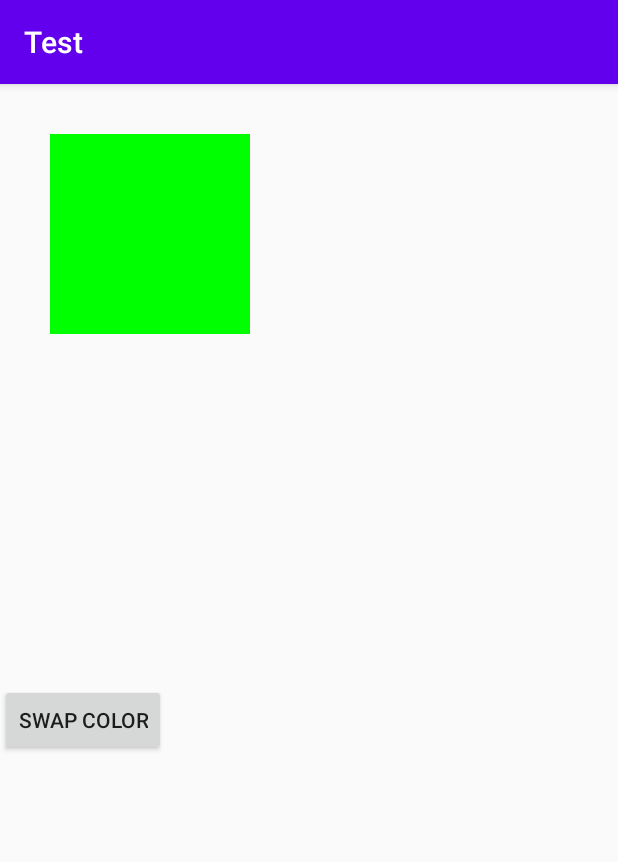
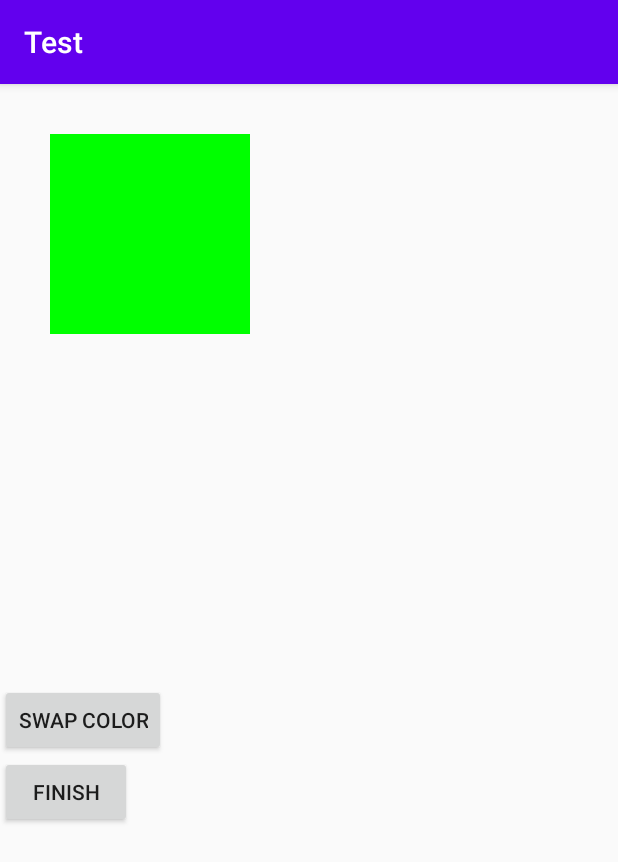
Before and after one commit to RoboticReaper/TestForAAD, an Android app: the CustomActivity screen opened directly, with no data from a screen before it, on a phone screen of 412 x 824 dp. Shown: the top 862 px of the screen. Run offline under Robolectric (Android 15) with nearby library versions, the phone set to English and light mode, and no system bars.

Commit message:
CustomActivity closes itself upon button click

```diff
--- a/app/src/main/java/com/hoversfw/test/CustomActivity.java
+++ b/app/src/main/java/com/hoversfw/test/CustomActivity.java
@@ -5,6 +5,7 @@ import androidx.appcompat.app.AppCompatActivity;
 import android.os.Bundle;
 import android.util.Log;
 import android.view.View;
+import android.widget.Button;
 
 import com.hoversfw.test.views.CustomView;
 
@@ -23,6 +24,13 @@ public class CustomActivity extends AppCompatActivity {
                 Log.d("CustomActivity","button clicked");
             }
         });
+        Button exit=findViewById(R.id.exit);
+        exit.setOnClickListener(new View.OnClickListener() {
+            @Override
+            public void onClick(View view) {
+                finish();
+            }
+        });
 
     }
 }
--- a/app/src/main/res/layout/activity_custom.xml
+++ b/app/src/main/res/layout/activity_custom.xml
@@ -16,5 +16,10 @@
         android:layout_height="wrap_content"
         android:text="Swap color"
         android:id="@+id/swap"/>
+    <Button
+        android:layout_width="wrap_content"
+        android:layout_height="wrap_content"
+        android:text="Finish"
+        android:id="@+id/exit"/>
 
 </LinearLayout>
```
